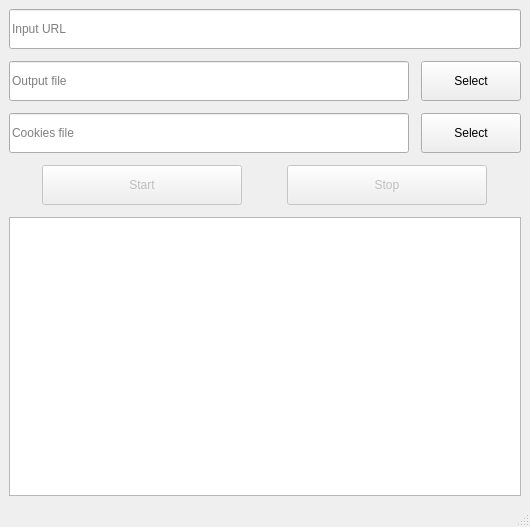
The window that mainwindow.ui (AndreaTerenz/CiulaLezioni) describes before a commit, drawn with Qt 5.
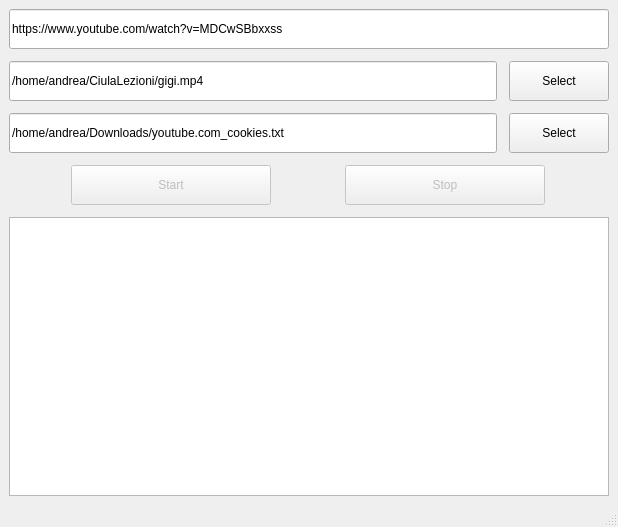
The same window after the commit.

Patch:
```diff
--- a/mainwindow.ui
+++ b/mainwindow.ui
@@ -6,7 +6,7 @@
    <rect>
     <x>0</x>
     <y>0</y>
-    <width>522</width>
+    <width>614</width>
     <height>527</height>
    </rect>
   </property>
@@ -38,10 +38,13 @@
           </property>
           <property name="minimumSize">
            <size>
-            <width>0</width>
+            <width>500</width>
             <height>40</height>
            </size>
           </property>
+          <property name="text">
+           <string>https://www.youtube.com/watch?v=MDCwSBbxxss</string>
+          </property>
           <property name="placeholderText">
            <string>Input URL</string>
           </property>
@@ -74,6 +77,9 @@
             <height>40</height>
            </size>
           </property>
+          <property name="text">
+           <string>/home/andrea/CiulaLezioni/gigi.mp4</string>
+          </property>
           <property name="placeholderText">
            <string>Output file</string>
           </property>
@@ -131,6 +137,9 @@
             <height>40</height>
            </size>
           </property>
+          <property name="text">
+           <string>/home/andrea/Downloads/youtube.com_cookies.txt</string>
+          </property>
           <property name="placeholderText">
            <string>Cookies file</string>
           </property>
@@ -215,7 +224,7 @@
        <widget class="QTextBrowser" name="output_log">
         <property name="minimumSize">
          <size>
-          <width>0</width>
+          <width>600</width>
           <height>250</height>
          </size>
         </property>
```
Left out of the diff: 2 changed lines with no effect on the pictures.
